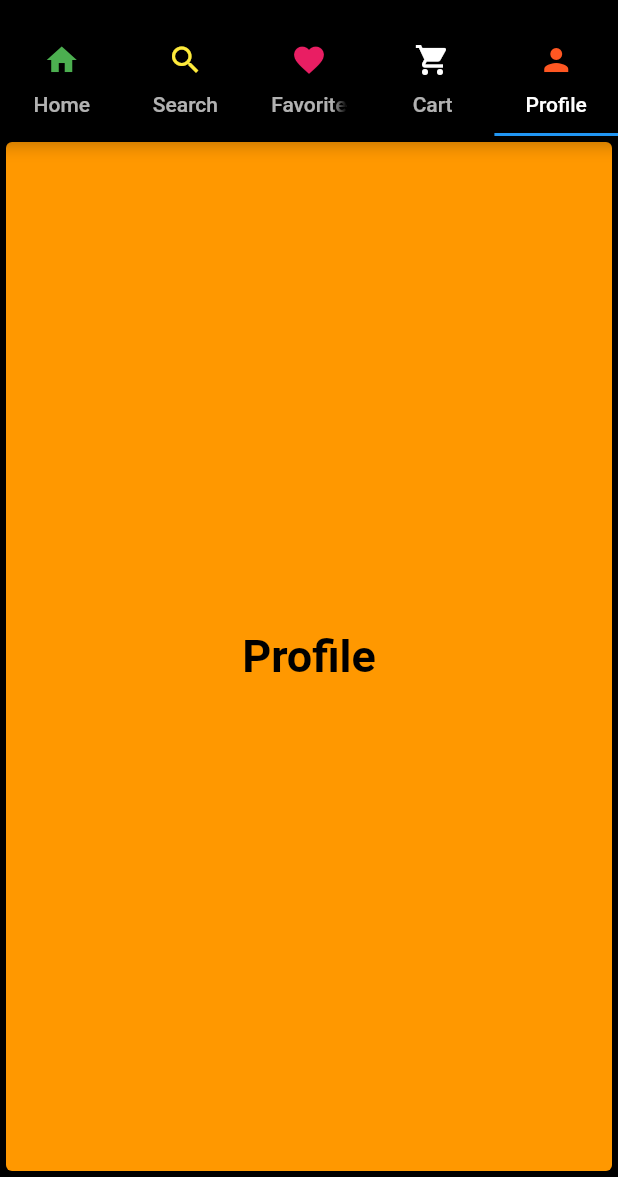
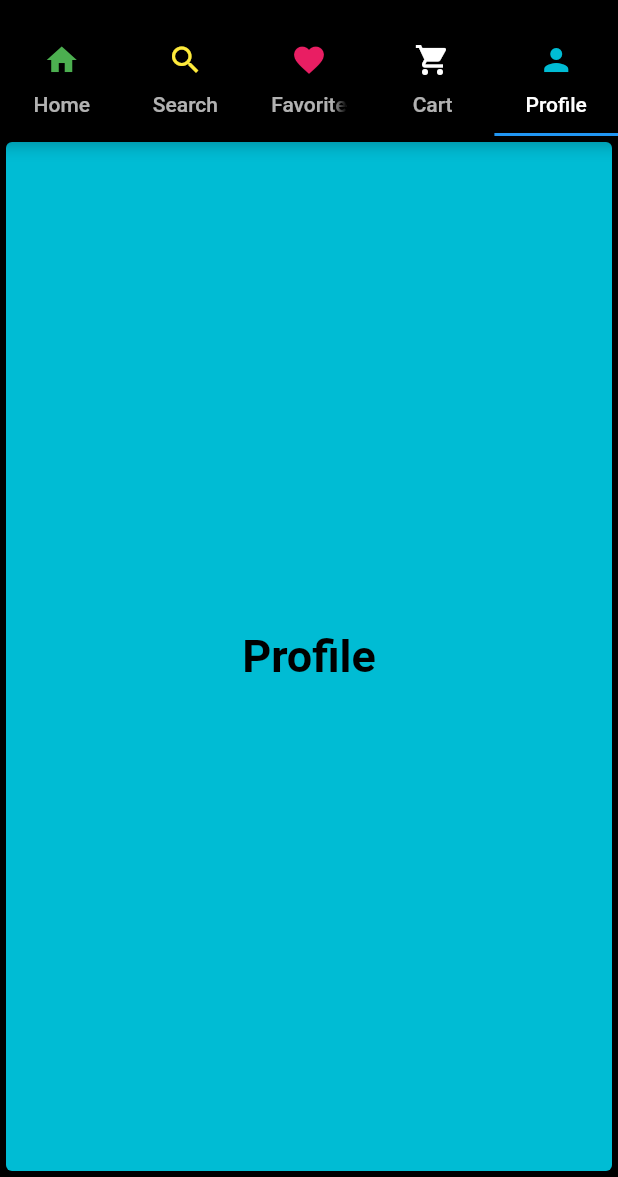
Before and after one commit to athul21eb/Tab_controller, a Flutter app: the screen it shows after launch, tab 5 chosen, on a phone screen of 412 x 824 dp, the part 59-1236 px from its top. Run offline on Flutter 3.47's test engine with Material 2 defaults, Android fonts, the phone set to English and light mode, and no system bars.

Commit message:
profile color changed

```diff
--- a/lib/main.dart
+++ b/lib/main.dart
@@ -48,7 +48,7 @@ class MyApp extends StatelessWidget {
                 Tab(
                     icon: Icon(
                       Icons.person,
-                      color: Colors.deepOrange,
+                      color: Colors.cyan,
                     ),
                     text: 'Profile'),
               ],
@@ -73,7 +73,7 @@ class MyApp extends StatelessWidget {
                 name: "Cart",
               ),
               Cardtab(
-                color: Colors.orange,
+                color: Colors.cyan,
                 name: "Profile",
               ),
             ],
```
